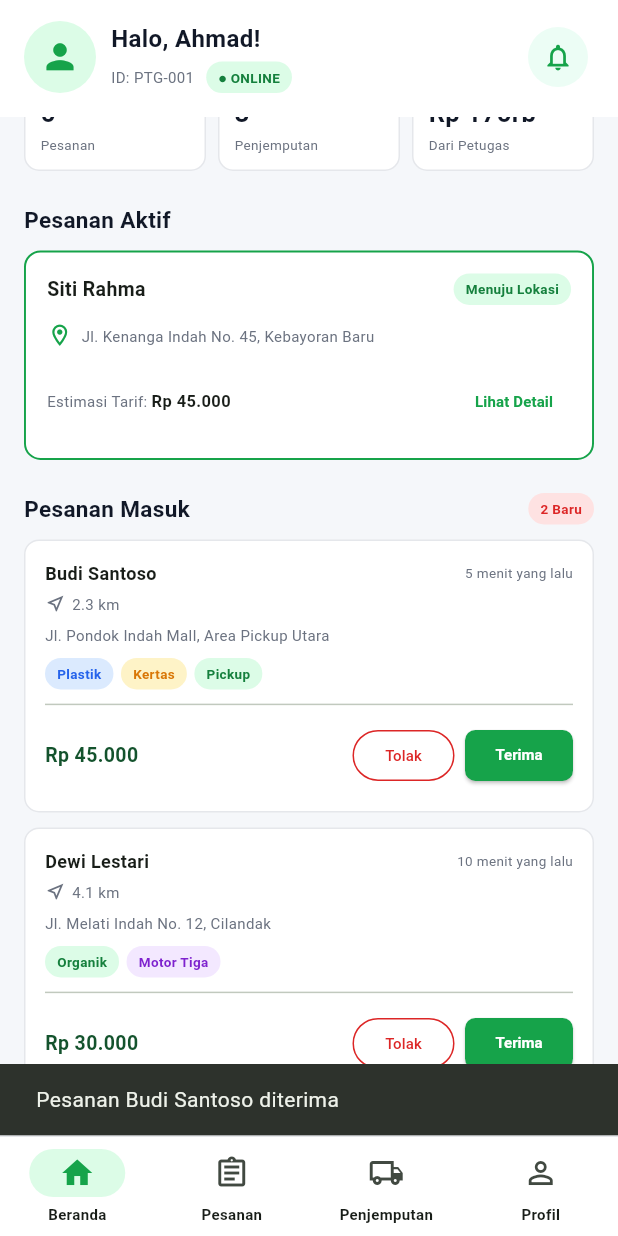
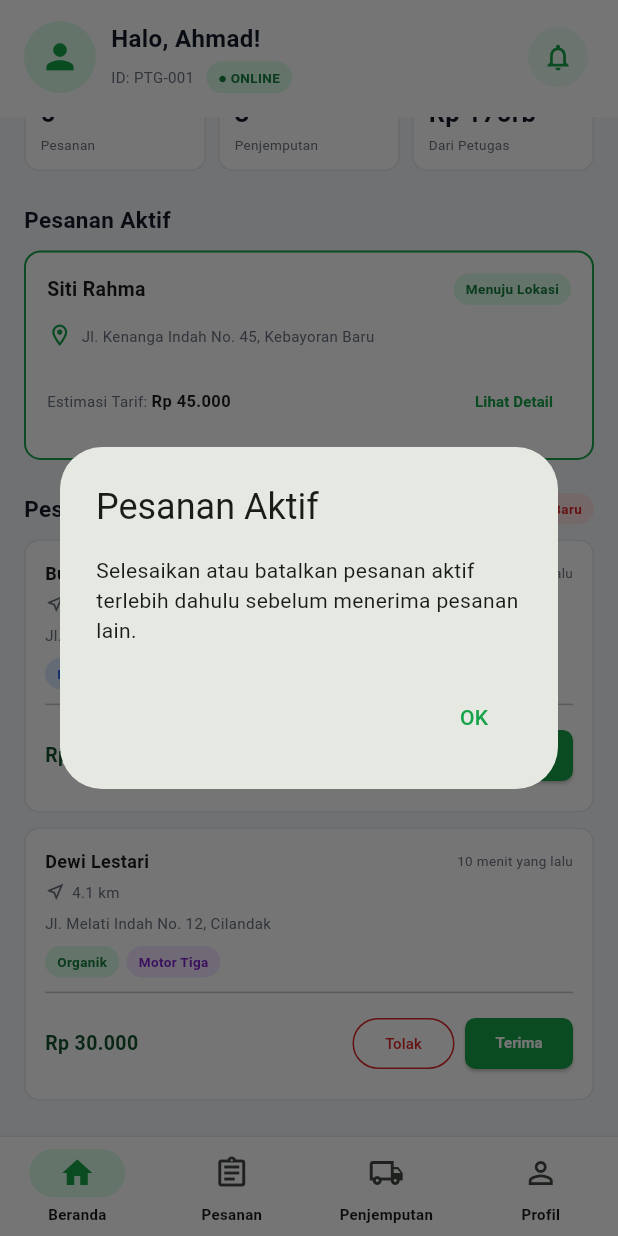
Before and after one commit to daffapriyantana/CleanPick, a Flutter app: the PetugasDashboardPage screen opened directly, scrolled down 95 dp, after a tap on "Terima", on a phone screen of 412 x 824 dp. Run offline on Flutter 3.47's test engine with Material 3 defaults, Android fonts, the phone set to English and light mode, and no system bars; our stand-ins replace equatable, flutter_bloc; accounts and stored records are empty.

Commit message:
Update dashboard petugas, detail pesanan

```diff
--- a/lib/presentation/pages/petugas_dashboard_page.dart
+++ b/lib/presentation/pages/petugas_dashboard_page.dart
@@ -4,6 +4,7 @@ import 'package:flutter_bloc/flutter_bloc.dart';
 import '../../core/theme/app_theme.dart';
 import '../bloc/auth/auth_cubit.dart';
 import '../bloc/auth/auth_state.dart';
+import 'petugas_order_detail_page.dart';
 import 'petugas_orders_page.dart';
 
 class PetugasDashboardPage extends StatefulWidget {
@@ -15,6 +16,8 @@ class PetugasDashboardPage extends StatefulWidget {
 
 class _PetugasDashboardPageState extends State<PetugasDashboardPage> {
   int _selectedIndex = 0;
+  String? _activeCustomer = 'Siti Rahma';
+  String? _acceptedCustomer;
 
   @override
   Widget build(BuildContext context) {
@@ -63,9 +66,29 @@ class _PetugasDashboardPageState extends State<PetugasDashboardPage> {
                     const SizedBox(height: 22),
                     const _SectionTitle('Pesanan Aktif'),
                     const SizedBox(height: 10),
+                    if (_activeCustomer != null)
                       _ActivePickupCard(
-                              onDetail: () =>
-                                  _showMessage('Detail pesanan Siti Rahma')),
+                        customerName: _activeCustomer!,
+                        address: _activeCustomer == 'Siti Rahma'
+                            ? 'Jl. Kenanga Indah No. 45, Kebayoran Baru'
+                            : _activeCustomer == 'Budi Santoso'
+                                ? 'Jl. Pondok Indah Mall, Area Pickup Utara'
+                                : 'Jl. Melati Indah No. 12, Cilandak',
+                        onDetail: () => _openOrderDetail(
+                          customerName: _activeCustomer!,
+                          address: _activeCustomer == 'Siti Rahma'
+                              ? 'Jl. Kenanga Indah No. 45, Kebayoran Baru'
+                              : _activeCustomer == 'Budi Santoso'
+                                  ? 'Jl. Pondok Indah Mall, Area Pickup Utara'
+                                  : 'Jl. Melati Indah No. 12, Cilandak',
+                          distance: '2.3 km',
+                          wasteType: 'Plastik',
+                          vehicleType: 'Pickup Box',
+                          vehicleFee: 'Rp 35.000',
+                          distanceFee: 'Rp 10.000',
+                          total: 'Rp 45.000',
+                        ),
+                      ),
                     const SizedBox(height: 22),
                     const Row(
                       mainAxisAlignment: MainAxisAlignment.spaceBetween,
@@ -89,7 +112,20 @@ class _PetugasDashboardPageState extends State<PetugasDashboardPage> {
                         ('Pickup', Color(0xFFDCFCE7), Color(0xFF15803D))
                       ],
                       price: 'Rp 45.000',
-                            onAction: _showMessage,
+                      accepted: _acceptedCustomer == 'Budi Santoso',
+                      onAccept: () => _acceptOrder('Budi Santoso'),
+                      onReject: () =>
+                          _showMessage('Pesanan Budi Santoso ditolak'),
+                      onDetail: () => _openOrderDetail(
+                        customerName: 'Budi Santoso',
+                        address: 'Jl. Pondok Indah Mall, Area Pickup Utara',
+                        distance: '2.3 km',
+                        wasteType: 'Plastik',
+                        vehicleType: 'Pickup Box',
+                        vehicleFee: 'Rp 35.000',
+                        distanceFee: 'Rp 10.000',
+                        total: 'Rp 45.000',
+                      ),
                     ),
                     const SizedBox(height: 10),
                     _IncomingOrderCard(
@@ -99,14 +135,23 @@ class _PetugasDashboardPageState extends State<PetugasDashboardPage> {
                       address: 'Jl. Melati Indah No. 12, Cilandak',
                       chips: const [
                         ('Organik', Color(0xFFDCFCE7), Color(0xFF15803D)),
-                              (
-                                'Motor Tiga',
-                                Color(0xFFF3E8FF),
-                                Color(0xFF7E22CE)
-                              )
+                        ('Motor Tiga', Color(0xFFF3E8FF), Color(0xFF7E22CE))
                       ],
                       price: 'Rp 30.000',
-                            onAction: _showMessage,
+                      accepted: _acceptedCustomer == 'Dewi Lestari',
+                      onAccept: () => _acceptOrder('Dewi Lestari'),
+                      onReject: () =>
+                          _showMessage('Pesanan Dewi Lestari ditolak'),
+                      onDetail: () => _openOrderDetail(
+                        customerName: 'Dewi Lestari',
+                        address: 'Jl. Melati Indah No. 12, Cilandak',
+                        distance: '4.1 km',
+                        wasteType: 'Organik',
+                        vehicleType: 'Motor Tiga',
+                        vehicleFee: 'Rp 25.000',
+                        distanceFee: 'Rp 5.000',
+                        total: 'Rp 30.000',
+                      ),
                     ),
                   ],
                 ),
@@ -130,6 +175,84 @@ class _PetugasDashboardPageState extends State<PetugasDashboardPage> {
   void _showMessage(String message) {
     ScaffoldMessenger.of(context)
         .showSnackBar(SnackBar(content: Text(message)));
+  }
+
+  void _acceptOrder(String customerName) {
+    if (_activeCustomer != null) {
+      _showActiveOrderDialog();
+      return;
+    }
+    setState(() {
+      _acceptedCustomer = customerName;
+      _activeCustomer = customerName;
+    });
+    _showMessage('Pesanan $customerName diterima');
+  }
+
+  Future<void> _showActiveOrderDialog() async {
+    await showDialog<void>(
+      context: context,
+      barrierDismissible: false,
+      builder: (context) => AlertDialog(
+        title: const Text('Pesanan Aktif'),
+        content: const Text(
+            'Selesaikan atau batalkan pesanan aktif terlebih dahulu sebelum menerima pesanan lain.'),
+        actions: [
+          TextButton(
+            onPressed: () => Navigator.of(context).pop(),
+            child: const Text('OK'),
+          ),
+        ],
+      ),
+    );
+  }
+
+  void _completeActiveOrder() {
+    final customerName = _activeCustomer;
+    setState(() {
+      _activeCustomer = null;
+      _acceptedCustomer = null;
+    });
+    _showMessage(
+        'Pesanan ${customerName ?? ''} selesai. Anda bisa menerima pesanan baru');
+  }
+
+  void _cancelActiveOrder() {
+    final customerName = _activeCustomer;
+    setState(() {
+      _activeCustomer = null;
+      _acceptedCustomer = null;
+    });
+    _showMessage(
+        'Pesanan ${customerName ?? ''} dibatalkan. Anda bisa menerima pesanan baru');
+  }
+
+  void _openOrderDetail({
+    required String customerName,
+    required String address,
+    required String distance,
+    required String wasteType,
+    required String vehicleType,
+    required String vehicleFee,
+    required String distanceFee,
+    required String total,
+  }) {
+    Navigator.of(context).push(
+      MaterialPageRoute(
+        builder: (_) => PetugasOrderDetailPage(
+          customerName: customerName,
+          address: address,
+          distance: distance,
+          wasteType: wasteType,
+          vehicleType: vehicleType,
+          vehicleFee: vehicleFee,
+          distanceFee: distanceFee,
+          total: total,
+          onCompleted: _completeActiveOrder,
+          onCancelled: _cancelActiveOrder,
+        ),
+      ),
+    );
   }
 }
 
@@ -265,8 +388,14 @@ class _Pill extends StatelessWidget {
 }
 
 class _ActivePickupCard extends StatelessWidget {
+  final String customerName;
+  final String address;
   final VoidCallback onDetail;
-  const _ActivePickupCard({required this.onDetail});
+  const _ActivePickupCard({
+    required this.customerName,
+    required this.address,
+    required this.onDetail,
+  });
 
   @override
   Widget build(BuildContext context) {
@@ -277,23 +406,25 @@ class _ActivePickupCard extends StatelessWidget {
           borderRadius: BorderRadius.circular(11),
           border: Border.all(color: AppColors.primary, width: 1.3)),
       child: Column(crossAxisAlignment: CrossAxisAlignment.start, children: [
-        const Row(children: [
+        Row(children: [
           Expanded(
-              child: Text('Siti Rahma',
-                  style: TextStyle(fontSize: 13, fontWeight: FontWeight.bold))),
-          _Pill(
+              child: Text(customerName,
+                  style: const TextStyle(
+                      fontSize: 13, fontWeight: FontWeight.bold))),
+          const _Pill(
               label: 'Menuju Lokasi',
               background: Color(0xFFDCFCE7),
               foreground: Color(0xFF15803D)),
         ]),
         const SizedBox(height: 12),
-        const Row(children: [
-          Icon(Icons.location_on_outlined, color: AppColors.primary, size: 17),
-          SizedBox(width: 6),
+        Row(children: [
+          const Icon(Icons.location_on_outlined,
+              color: AppColors.primary, size: 17),
+          const SizedBox(width: 6),
           Expanded(
-              child: Text('Jl. Kenanga Indah No. 45, Kebayoran Baru',
-                  style:
-                      TextStyle(fontSize: 10, color: AppColors.textSecondary))),
+              child: Text(address,
+                  style: const TextStyle(
+                      fontSize: 10, color: AppColors.textSecondary))),
         ]),
         const SizedBox(height: 11),
         Row(children: [
@@ -319,7 +450,10 @@ class _IncomingOrderCard extends StatelessWidget {
   final String address;
   final List<(String, Color, Color)> chips;
   final String price;
-  final ValueChanged<String> onAction;
+  final bool accepted;
+  final VoidCallback onAccept;
+  final VoidCallback onReject;
+  final VoidCallback onDetail;
   const _IncomingOrderCard(
       {required this.name,
       required this.time,
@@ -327,7 +461,10 @@ class _IncomingOrderCard extends StatelessWidget {
       required this.address,
       required this.chips,
       required this.price,
-      required this.onAction});
+      required this.accepted,
+      required this.onAccept,
+      required this.onReject,
+      required this.onDetail});
 
   @override
   Widget build(BuildContext context) {
@@ -378,8 +515,21 @@ class _IncomingOrderCard extends StatelessWidget {
                   fontWeight: FontWeight.bold,
                   color: AppColors.primaryDark)),
           const Spacer(),
+          if (accepted)
+            ElevatedButton.icon(
+              onPressed: onDetail,
+              icon: const Icon(Icons.receipt_long_outlined, size: 15),
+              label:
+                  const Text('Detail Pesanan', style: TextStyle(fontSize: 10)),
+              style: ElevatedButton.styleFrom(
+                  minimumSize: const Size(124, 34),
+                  padding: const EdgeInsets.symmetric(horizontal: 10),
+                  shape: RoundedRectangleBorder(
+                      borderRadius: BorderRadius.circular(7))),
+            )
+          else ...[
             OutlinedButton(
-              onPressed: () => onAction('Pesanan $name ditolak'),
+                onPressed: onReject,
                 style: OutlinedButton.styleFrom(
                     foregroundColor: AppColors.error,
                     side: const BorderSide(color: AppColors.error),
@@ -388,13 +538,14 @@ class _IncomingOrderCard extends StatelessWidget {
                 child: const Text('Tolak', style: TextStyle(fontSize: 10))),
             const SizedBox(width: 7),
             ElevatedButton(
-              onPressed: () => onAction('Pesanan $name diterima'),
+                onPressed: onAccept,
                 style: ElevatedButton.styleFrom(
                     minimumSize: const Size(72, 34),
                     padding: const EdgeInsets.symmetric(horizontal: 10),
                     shape: RoundedRectangleBorder(
                         borderRadius: BorderRadius.circular(7))),
                 child: const Text('Terima', style: TextStyle(fontSize: 10))),
+          ],
         ]),
       ]),
     );
```
Also changed, not shown: lib/presentation/pages/petugas_order_detail_page.dart (added, +463 -0 lines), petugas_detail_pesanan.png (added), pubspec.lock. Lines whose indentation alone changed are shown as unchanged.
